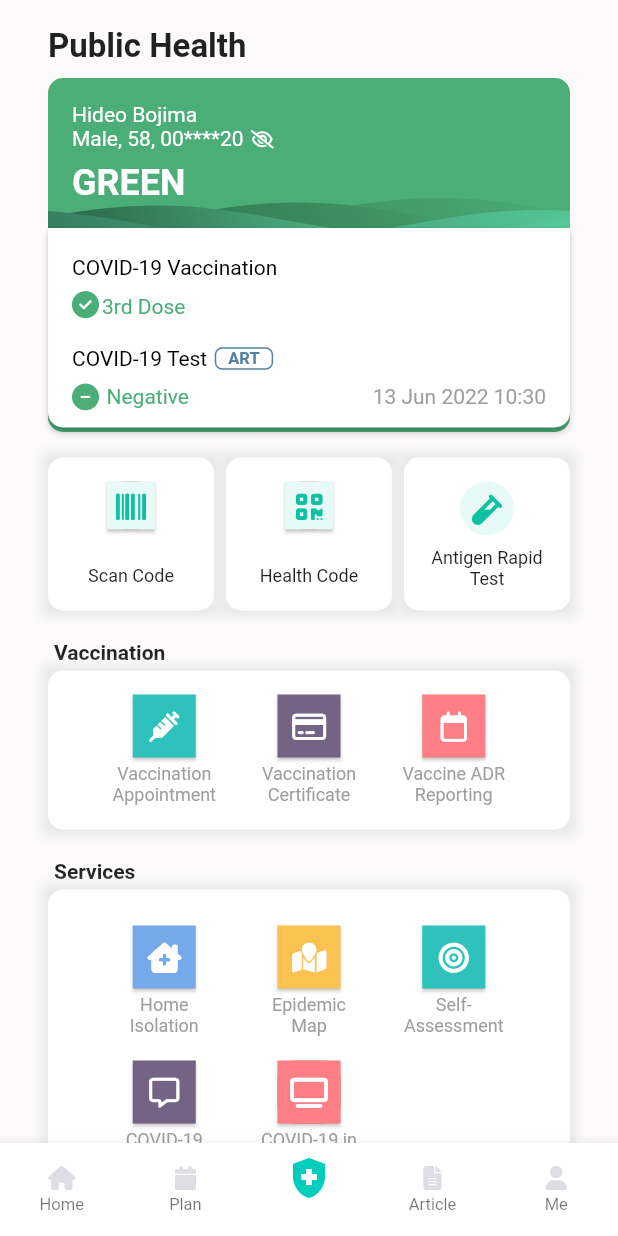
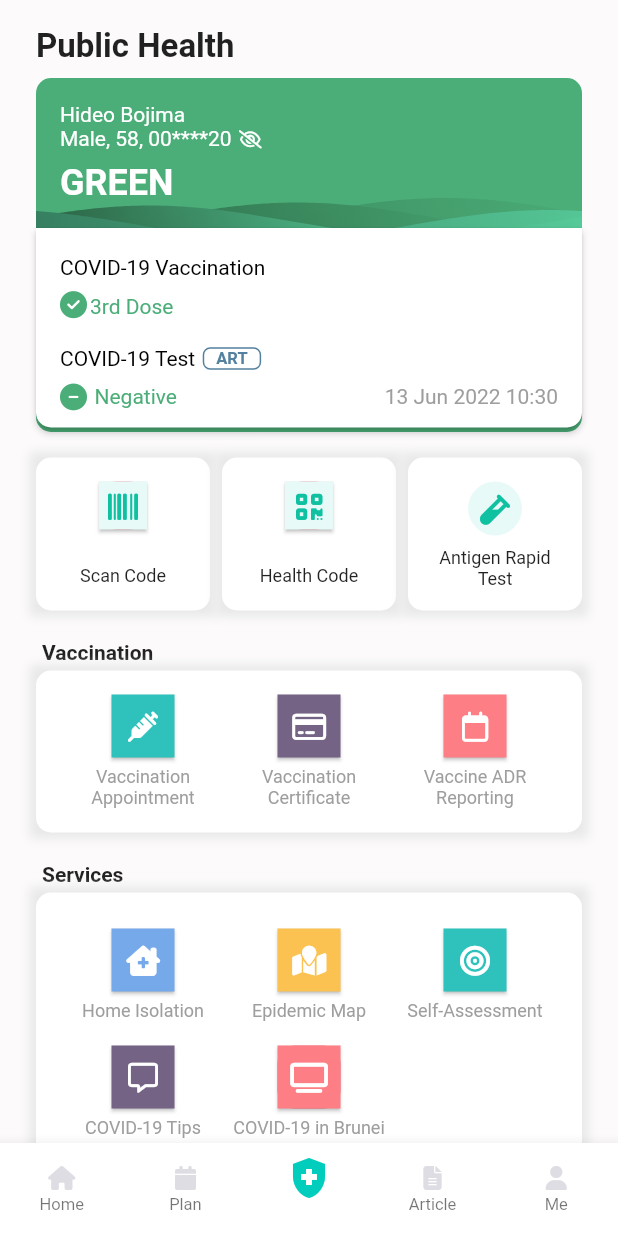
Before and after one commit to danialothman/bruhealthy, a Flutter app: the screen it shows after launch, on a phone screen of 412 x 824 dp. Run offline on Flutter 3.47's test engine with Material 2 defaults, Android fonts, the phone set to English and light mode, and no system bars; drawn by our look-alikes of wave; our stand-ins replace font_awesome_flutter, line_icons, material_design_icons_flutter; missing offline and left inert: no_scroll_glow, squircle.

Commit message:
Changed SizedBox to Expanded, Made things wider

```diff
--- a/lib/main.dart
+++ b/lib/main.dart
@@ -53,7 +53,7 @@ Color _tipIconColor = const Color(0xff746385);
 Color _bruneiIconColor = const Color(0xfffd7e85);
 
 //Misc
-double _heightSizedBox = 4.0;
+double _heightSizedBox = 6.0;
 Color _textColorOne = Colors.grey;
 Color _cardShadowColor = const Color(0xffe8e8e8);
 
@@ -327,7 +327,7 @@ class _MainPageState extends State<MainPage> {
 
   Widget cardContent() {
     return Padding(
-      padding: const EdgeInsets.only(left: 32.0, right: 32.0),
+      padding: const EdgeInsets.only(left: 24.0, right: 24.0),
       child: Column(
         crossAxisAlignment: CrossAxisAlignment.stretch,
         children: [
@@ -563,7 +563,7 @@ class _MainPageState extends State<MainPage> {
 
   Widget cardContentBottom() {
     return Padding(
-      padding: const EdgeInsets.only(left: 28.0, right: 28.0, top: 16.0),
+      padding: const EdgeInsets.only(left: 20.0, right: 20.0, top: 16.0),
       child: Column(
         mainAxisAlignment: MainAxisAlignment.center,
         crossAxisAlignment: CrossAxisAlignment.stretch,
@@ -758,7 +758,7 @@ class _MainPageState extends State<MainPage> {
 
   Widget vacSection() {
     return Padding(
-      padding: const EdgeInsets.only(left: 28.0, right: 28.0, top: 16.0),
+      padding: const EdgeInsets.only(left: 20.0, right: 20.0, top: 16.0),
       child: Column(
         crossAxisAlignment: CrossAxisAlignment.stretch,
         children: [
@@ -788,8 +788,7 @@ class _MainPageState extends State<MainPage> {
                 child: Row(
                   mainAxisAlignment: MainAxisAlignment.spaceEvenly,
                   children: [
-                    SizedBox(
-                      width: 70,
+                    Expanded(
                       child: Column(
                         children: [
                           Container(
@@ -824,8 +823,7 @@ class _MainPageState extends State<MainPage> {
                         ],
                       ),
                     ),
-                    SizedBox(
-                      width: 70,
+                    Expanded(
                       child: Column(
                         children: [
                           Container(
@@ -860,8 +858,7 @@ class _MainPageState extends State<MainPage> {
                         ],
                       ),
                     ),
-                    SizedBox(
-                      width: 70,
+                    Expanded(
                       child: Column(
                         children: [
                           Container(
@@ -909,7 +906,7 @@ class _MainPageState extends State<MainPage> {
   Widget servicesSection() {
     return Padding(
       padding: const EdgeInsets.only(
-          left: 28.0, right: 28.0, top: 16.0, bottom: 26.0),
+          left: 20.0, right: 20.0, top: 16.0, bottom: 26.0),
       child: Column(
         crossAxisAlignment: CrossAxisAlignment.stretch,
         children: [
@@ -943,8 +940,7 @@ class _MainPageState extends State<MainPage> {
                       child: Row(
                         mainAxisAlignment: MainAxisAlignment.spaceEvenly,
                         children: [
-                          SizedBox(
-                            width: 70,
+                          Expanded(
                             child: Column(
                               children: [
                                 Container(
@@ -980,8 +976,7 @@ class _MainPageState extends State<MainPage> {
                               ],
                             ),
                           ),
-                          SizedBox(
-                            width: 70,
+                          Expanded(
                             child: Column(
                               children: [
                                 Container(
@@ -1018,8 +1013,7 @@ class _MainPageState extends State<MainPage> {
                               ],
                             ),
                           ),
-                          SizedBox(
-                            width: 70,
+                          Expanded(
                             child: Column(
                               children: [
                                 Container(
@@ -1064,8 +1058,7 @@ class _MainPageState extends State<MainPage> {
                       child: Row(
                         mainAxisAlignment: MainAxisAlignment.spaceEvenly,
                         children: [
-                          SizedBox(
-                            width: 70,
+                          Expanded(
                             child: Column(
                               children: [
                                 Container(
@@ -1101,8 +1094,7 @@ class _MainPageState extends State<MainPage> {
                               ],
                             ),
                           ),
-                          SizedBox(
-                            width: 70,
+                          Expanded(
                             child: Column(
                               children: [
                                 Container(
@@ -1143,8 +1135,7 @@ class _MainPageState extends State<MainPage> {
                               ],
                             ),
                           ),
-                          SizedBox(
-                            width: 70,
+                          Expanded(
                             child: Column(
                               children: const [],
                             ),
```
Also changed, not shown: 2 other files.
